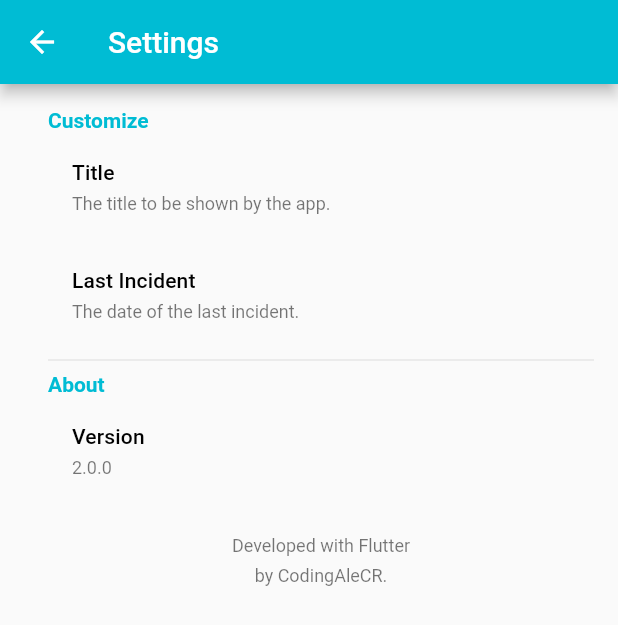
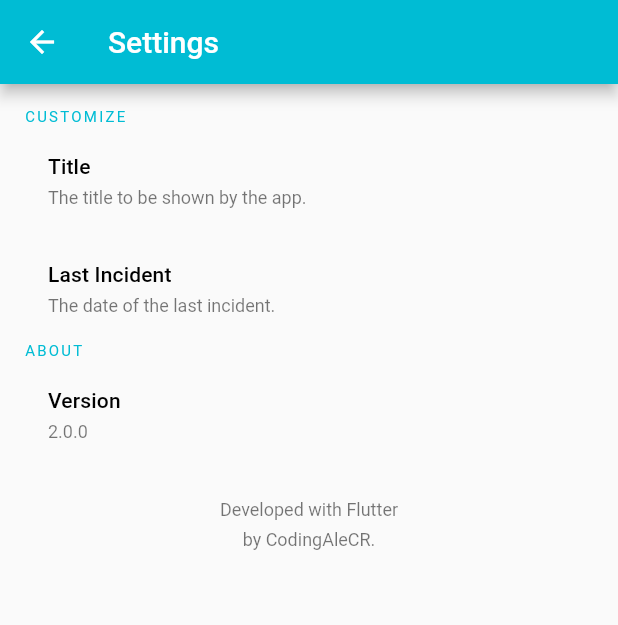
Before and after one commit to CodingAleCR/dayswithoutincidents, a Flutter app: the screen it shows after launch, after a tap on "Customize", on a phone screen of 412 x 824 dp. Shown: the top 625 px of the screen. Run offline on Flutter 3.47's test engine with Material 2 defaults, Android fonts, the phone set to English and light mode, and no system bars; our stand-ins replace bloc, equatable, flutter_bloc, shared_preferences.

Commit message:
Minor UI changes

```diff
--- a/lib/features/time_counter/presentation/pages/settings_page.dart
+++ b/lib/features/time_counter/presentation/pages/settings_page.dart
@@ -140,14 +140,15 @@ class _SettingsPageState extends State<SettingsPage> {
 
   Widget buildSettingsList(TimeCounter counter) {
     return ListView(
-      padding: EdgeInsets.only(top: 16, left: 32, right: 16),
+      padding: EdgeInsets.only(top: 16, left: 16, right: 16),
       children: <Widget>[
         Text(
           AppLocalizations.of(context)
-              .translate(AppStrings.LABEL_CUSTOMIZATION),
-          style: TextStyle(
-              color: Theme.of(context).accentColor,
-              fontWeight: FontWeight.bold),
+              .translate(AppStrings.LABEL_CUSTOMIZATION)
+              .toUpperCase(),
+          style: Theme.of(context).textTheme.overline.copyWith(
+                color: Theme.of(context).accentColor,
+              ),
         ),
         ListTile(
           title: Text(
@@ -171,12 +172,13 @@ class _SettingsPageState extends State<SettingsPage> {
           ),
           onTap: () => _lastIncidentPicker(counter),
         ),
-        Divider(),
         Text(
-          AppLocalizations.of(context).translate(AppStrings.LABEL_ABOUT),
-          style: TextStyle(
-              color: Theme.of(context).accentColor,
-              fontWeight: FontWeight.bold),
+          AppLocalizations.of(context)
+              .translate(AppStrings.LABEL_ABOUT)
+              .toUpperCase(),
+          style: Theme.of(context).textTheme.overline.copyWith(
+                color: Theme.of(context).accentColor,
+              ),
         ),
         ListTile(
           title: Text(
```
